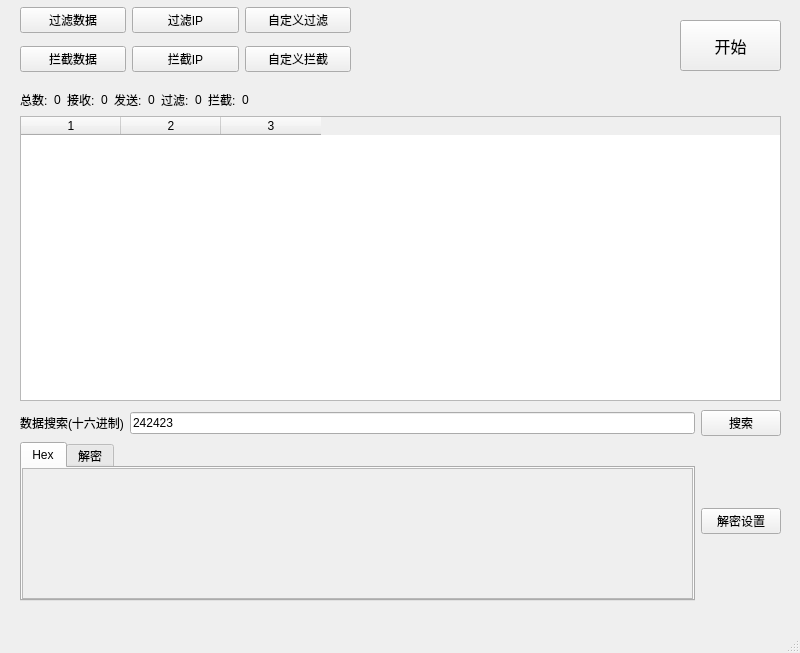
Above: session.ui from qiuxinyun2010/PacketAssistant before the change. Below: the same form after it.
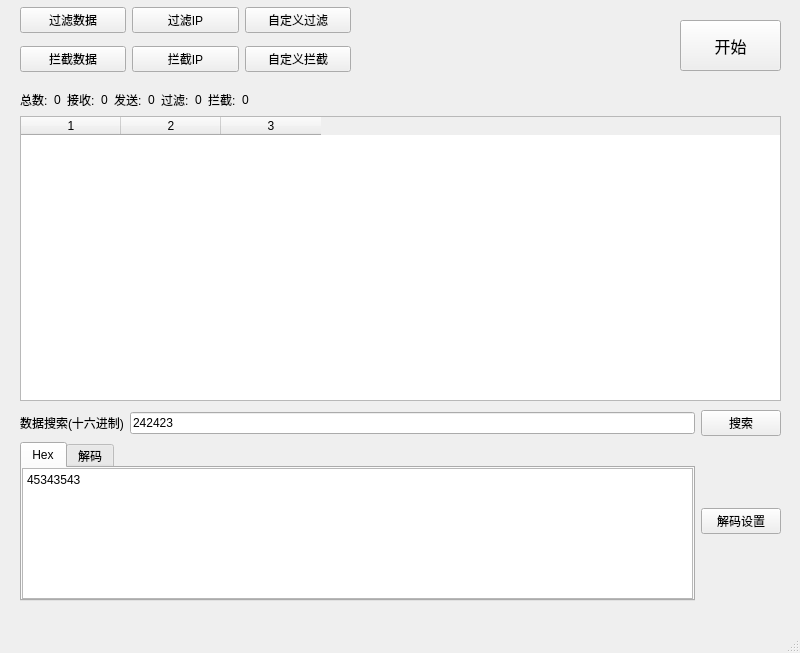
That is the form after the change. The open tabs and pages were chosen to show the change.

```diff
--- a/session.ui
+++ b/session.ui
@@ -278,7 +278,7 @@
      <item row="1" column="2">
       <widget class="QPushButton" name="pushButton_3">
        <property name="text">
-        <string>解密设置</string>
+        <string>解码设置</string>
        </property>
       </widget>
      </item>
@@ -291,7 +291,7 @@
         <attribute name="title">
          <string>Hex</string>
         </attribute>
-        <widget class="QScrollArea" name="scrollArea_2">
+        <widget class="QTextBrowser" name="textBrowser">
          <property name="geometry">
           <rect>
            <x>0</x>
@@ -300,24 +300,18 @@
            <height>131</height>
           </rect>
          </property>
-         <property name="widgetResizable">
-          <bool>true</bool>
+         <property name="html">
+          <string>&lt;!DOCTYPE HTML PUBLIC &quot;-//W3C//DTD HTML 4.0//EN&quot; &quot;http://www.w3.org/TR/REC-html40/strict.dtd&quot;&gt;
+&lt;html&gt;&lt;head&gt;&lt;meta name=&quot;qrichtext&quot; content=&quot;1&quot; /&gt;&lt;style type=&quot;text/css&quot;&gt;
+p, li { white-space: pre-wrap; }
+&lt;/style&gt;&lt;/head&gt;&lt;body style=&quot; font-family:'SimSun'; font-size:9pt; font-weight:400; font-style:normal;&quot;&gt;
+&lt;p style=&quot; margin-top:0px; margin-bottom:0px; margin-left:0px; margin-right:0px; -qt-block-indent:0; text-indent:0px;&quot;&gt;45343543&lt;/p&gt;&lt;/body&gt;&lt;/html&gt;</string>
          </property>
-         <widget class="QWidget" name="scrollAreaWidgetContents_2">
-          <property name="geometry">
-           <rect>
-            <x>0</x>
-            <y>0</y>
-            <width>669</width>
-            <height>129</height>
-           </rect>
-          </property>
-         </widget>
         </widget>
        </widget>
        <widget class="QWidget" name="tab_2">
         <attribute name="title">
-         <string>解密</string>
+         <string>解码</string>
         </attribute>
         <widget class="QScrollArea" name="scrollArea_3">
          <property name="geometry">
```
Left out of the diff: 24 changed lines with no effect on the pictures.
